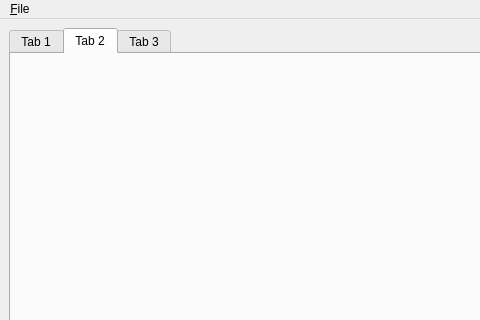
The window that pdf2xls/resources/mainui.ui (ZeeD/pay-viewer) describes before a commit, drawn with Qt 5; both pictures show x 0 to 480 and y 0 to 320 of the 800 by 600 pixel window.
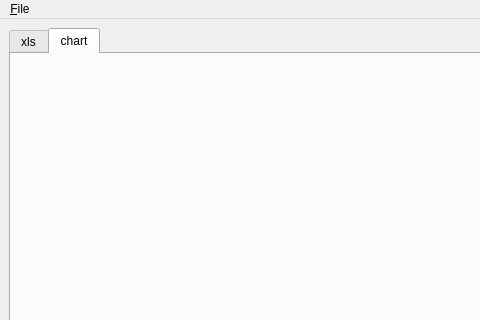
The same window after the commit. The open tabs and pages were chosen to show the change.

Commit message: drop middle tab

Patch:
```diff
--- a/pdf2xls/resources/mainui.ui
+++ b/pdf2xls/resources/mainui.ui
@@ -22,7 +22,7 @@
       </property>
       <widget class="QWidget" name="tab">
        <attribute name="title">
-        <string>Tab 1</string>
+        <string>xls</string>
        </attribute>
        <layout class="QGridLayout" name="gridLayout_1">
         <item row="0" column="0">
@@ -73,13 +73,7 @@
       </widget>
       <widget class="QWidget" name="tab_2">
        <attribute name="title">
-        <string>Tab 2</string>
-       </attribute>
-       <layout class="QGridLayout" name="gridLayout_2"/>
-      </widget>
-      <widget class="QWidget" name="tab_3">
-       <attribute name="title">
-        <string>Tab 3</string>
+        <string>chart</string>
        </attribute>
        <layout class="QGridLayout" name="gridLayout_3"/>
       </widget>
```
Left out of the diff: 4 changed lines with no effect on the pictures. The commit also changes 1 other file.
